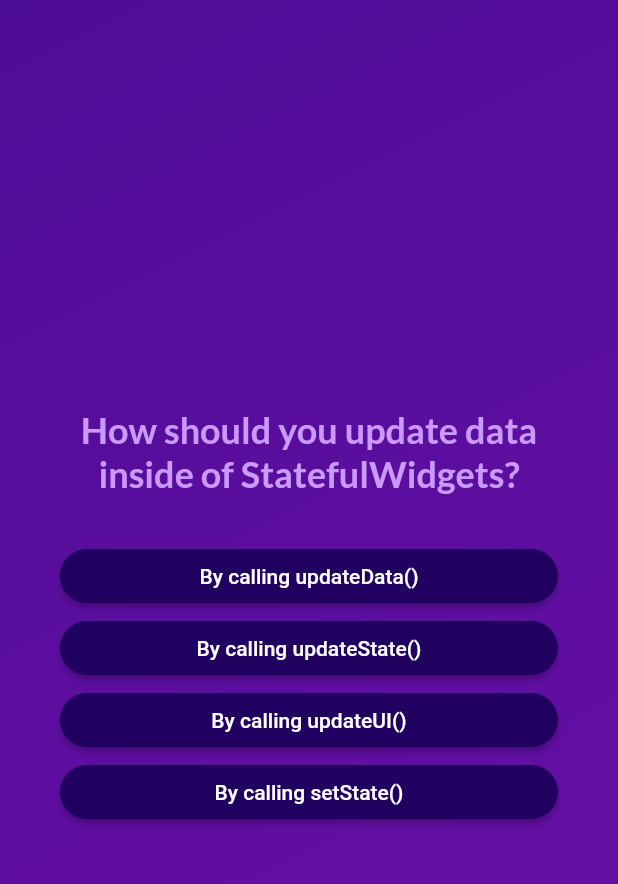
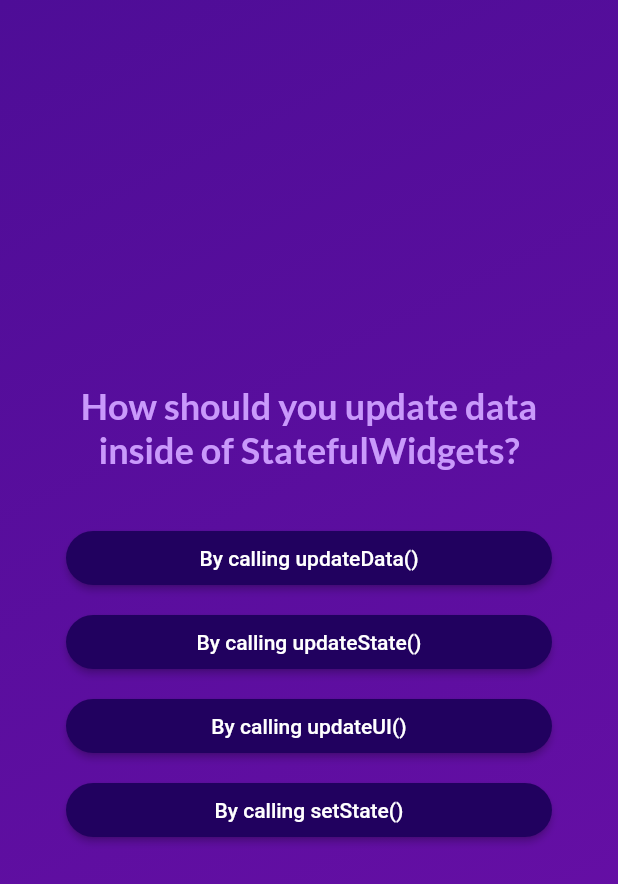
Before and after one commit to demonking15543/quiz_app, a Flutter app: the screen it shows after launch, after a tap on "Start Quiz", on a phone screen of 412 x 824 dp. Shown: the top 884 px of the screen. Run offline on Flutter 3.47's test engine with Material 2 defaults, Android fonts, the phone set to English and light mode, and no system bars; our stand-ins replace google_fonts; missing offline and left inert: dart:ffi.

```diff
--- a/lib/answer_button.dart
+++ b/lib/answer_button.dart
@@ -11,14 +11,19 @@ class AnswerButton extends StatelessWidget{
  final void Function() onTap;
 @override
 Widget build(BuildContext context){
-  return ElevatedButton(onPressed: onTap,
+  return Container(
+    margin: EdgeInsets.all(4),
+    child: ElevatedButton(onPressed: onTap,
            style: ElevatedButton.styleFrom(
+
             padding: const EdgeInsets.symmetric(vertical: 10, horizontal: 40),
+
             backgroundColor: const Color.fromARGB(255, 33, 1, 95),
             foregroundColor: Colors.white,
             shape: RoundedRectangleBorder(borderRadius: BorderRadius.circular(40),)
            ),
-          child:  Text(answerText, textAlign: TextAlign.center,));
+            child:  Text(answerText, textAlign: TextAlign.center,)),
+  );
 
 }
 }
```
Lines whose indentation alone changed are shown as unchanged.
